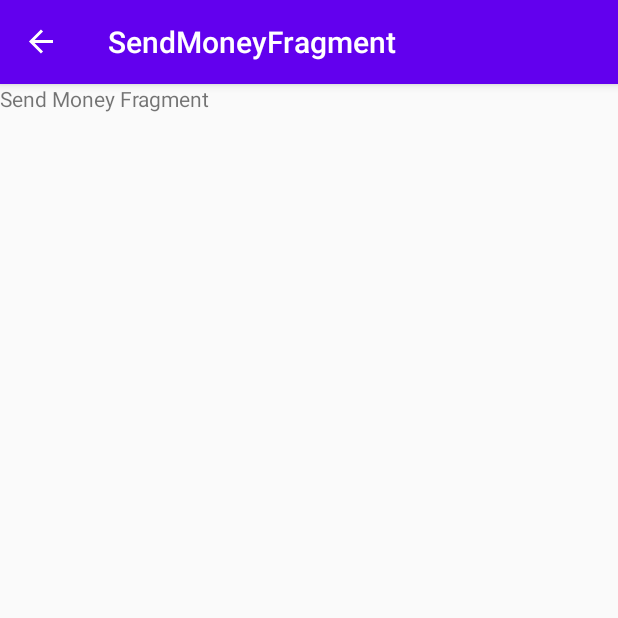
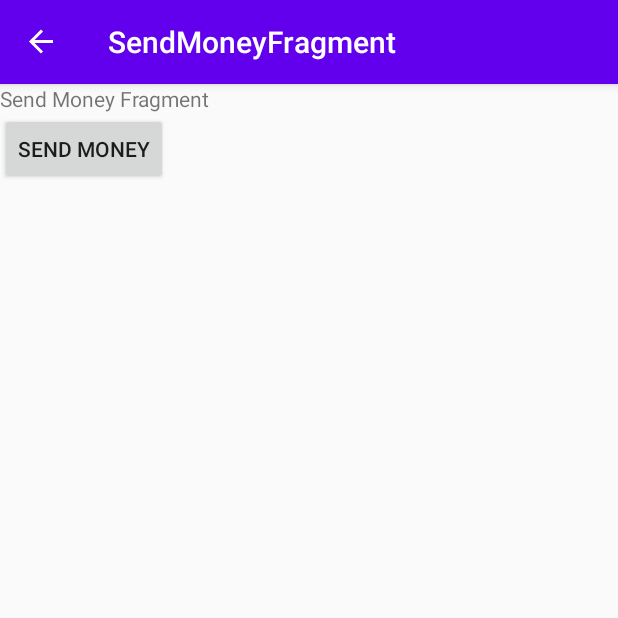
Before and after one commit to SaravanaMurale/MVVMRetrofit, an Android app: the SendMoneyFragment screen opened through its navigation route, on a phone screen of 412 x 824 dp, the top half of it. Run offline under Robolectric (Android 15) with nearby library versions, the phone set to English and light mode, and no system bars; our stand-ins replace navigation-ui.

Commit message:
Navigation Component Commit

```diff
--- a/app/build.gradle
+++ b/app/build.gradle
@@ -1,4 +1,5 @@
 apply plugin: 'com.android.application'
+apply plugin: 'androidx.navigation.safeargs'
 
 android {
         compileSdkVersion 30
--- a/app/src/main/AndroidManifest.xml
+++ b/app/src/main/AndroidManifest.xml
@@ -1,6 +1,10 @@
 <?xml version="1.0" encoding="utf-8"?>
 <manifest xmlns:android="http://schemas.android.com/apk/res/android"
     package="com.pojo.mvvmretrofit">
+
+    <uses-permission android:name="android.permission.ACCESS_WIFI_STATE" />
+    <uses-permission android:name="android.permission.CHANGE_WIFI_STATE" />
+    <uses-permission android:name="android.permission.INTERNET" />
 
     <application
         android:allowBackup="true"
@@ -21,9 +25,7 @@
             </intent-filter>
         </activity>
     </application>
-    <uses-permission android:name="android.permission.ACCESS_WIFI_STATE" />
-    <uses-permission android:name="android.permission.CHANGE_WIFI_STATE" />
 
-    <uses-permission android:name="android.permission.INTERNET" />
+
 
 </manifest>
--- a/app/src/main/java/com/pojo/mvvmretrofit/navigationcomponent/AmountFragment.java
+++ b/app/src/main/java/com/pojo/mvvmretrofit/navigationcomponent/AmountFragment.java
@@ -10,6 +10,7 @@ import android.widget.EditText;
 import androidx.annotation.NonNull;
 import androidx.annotation.Nullable;
 import androidx.fragment.app.Fragment;
+import androidx.navigation.Navigation;
 
 import com.pojo.mvvmretrofit.R;
 
@@ -26,6 +27,12 @@ public class AmountFragment extends Fragment {
         editamount=(EditText)view.findViewById(R.id.amount);
         btnAmount=(Button)view.findViewById(R.id.btnSubmitAmt);
 
+        btnAmount.setOnClickListener(new View.OnClickListener() {
+            @Override
+            public void onClick(View v) {
+                Navigation.findNavController(v).navigate(R.id.action_amountFragment_to_confirmationFragment);
+            }
+        });
 
         return view;
     }
--- a/app/src/main/java/com/pojo/mvvmretrofit/navigationcomponent/NameFragment.java
+++ b/app/src/main/java/com/pojo/mvvmretrofit/navigationcomponent/NameFragment.java
@@ -10,6 +10,7 @@ import android.widget.EditText;
 import androidx.annotation.NonNull;
 import androidx.annotation.Nullable;
 import androidx.fragment.app.Fragment;
+import androidx.navigation.Navigation;
 
 import com.pojo.mvvmretrofit.R;
 
@@ -27,6 +28,13 @@ public class NameFragment extends Fragment {
         editName=(EditText)view.findViewById(R.id.name);
         btnName=(Button)view.findViewById(R.id.btnSubmitName);
 
+        btnName.setOnClickListener(new View.OnClickListener() {
+            @Override
+            public void onClick(View v) {
+                Navigation.findNavController(v).navigate(R.id.action_nameFragment_to_amountFragment);
+            }
+        });
+
         return view;
     }
 }
--- a/app/src/main/java/com/pojo/mvvmretrofit/navigationcomponent/SendMoneyFragment.java
+++ b/app/src/main/java/com/pojo/mvvmretrofit/navigationcomponent/SendMoneyFragment.java
@@ -4,19 +4,36 @@ import android.os.Bundle;
 import android.view.LayoutInflater;
 import android.view.View;
 import android.view.ViewGroup;
+import android.widget.Button;
 
 import androidx.annotation.NonNull;
 import androidx.annotation.Nullable;
 import androidx.fragment.app.Fragment;
+import androidx.navigation.Navigation;
 
 import com.pojo.mvvmretrofit.R;
 
 public class SendMoneyFragment extends Fragment {
 
+    Button btnSendMoney;
+
 
     @Nullable
     @Override
     public View onCreateView(@NonNull LayoutInflater inflater, @Nullable ViewGroup container, @Nullable Bundle savedInstanceState) {
-        return inflater.inflate(R.layout.fragment_sendmoney, container, false);
+        View view= inflater.inflate(R.layout.fragment_sendmoney, container, false);
+
+        btnSendMoney=(Button)view.findViewById(R.id.btnSendMoney);
+
+        btnSendMoney.setOnClickListener(new View.OnClickListener() {
+            @Override
+            public void onClick(View v) {
+
+                Navigation.findNavController(v).navigate(R.id.action_sendMoneyFragment_to_nameFragment);
+
+            }
+        });
+
+        return view;
     }
 }
--- a/app/src/main/res/layout/fragment_sendmoney.xml
+++ b/app/src/main/res/layout/fragment_sendmoney.xml
@@ -1,8 +1,10 @@
 <?xml version="1.0" encoding="utf-8"?>
-<RelativeLayout
+<LinearLayout
     xmlns:android="http://schemas.android.com/apk/res/android"
     android:layout_width="match_parent"
-    android:layout_height="match_parent">
+    android:layout_height="wrap_content"
+    android:orientation="vertical"
+    >
 
 
     <TextView
@@ -11,4 +13,11 @@
         android:text="Send Money Fragment"
         />
 
-</RelativeLayout>
+    <Button
+        android:id="@+id/btnSendMoney"
+        android:layout_width="wrap_content"
+        android:layout_height="wrap_content"
+        android:text="Send Money"
+        />
+
+</LinearLayout>
--- a/app/src/main/res/navigation/nav_graph.xml
+++ b/app/src/main/res/navigation/nav_graph.xml
@@ -28,15 +28,42 @@
         android:name="com.pojo.mvvmretrofit.navigationcomponent.SendMoneyFragment"
         android:label="SendMoneyFragment" >
         <action
-            android:id="@+id/action_sendMoneyFragment_to_confirmationFragment"
-            app:destination="@id/confirmationFragment" />
+            android:id="@+id/action_sendMoneyFragment_to_nameFragment"
+            app:destination="@id/nameFragment" />
     </fragment>
     <fragment
         android:id="@+id/viewBalanceFragment"
         android:name="com.pojo.mvvmretrofit.navigationcomponent.ViewBalanceFragment"
         android:label="ViewBalanceFragment" />
     <fragment
+        android:id="@+id/nameFragment"
+        android:name="com.pojo.mvvmretrofit.navigationcomponent.NameFragment"
+        android:label="NameFragment" >
+        <action
+            android:id="@+id/action_nameFragment_to_amountFragment"
+            app:destination="@id/amountFragment" />
+
+    </fragment>
+    <fragment
+        android:id="@+id/amountFragment"
+        android:name="com.pojo.mvvmretrofit.navigationcomponent.AmountFragment"
+        android:label="AmountFragment" >
+        <action
+            android:id="@+id/action_amountFragment_to_confirmationFragment"
+            app:destination="@id/confirmationFragment" />
+        <argument
+            android:name="name"
+            app:argType="string" />
+    </fragment>
+    <fragment
         android:id="@+id/confirmationFragment"
         android:name="com.pojo.mvvmretrofit.navigationcomponent.ConfirmationFragment"
-        android:label="ConfirmationFragment" />
+        android:label="ConfirmationFragment" >
+        <argument
+            android:name="name"
+            app:argType="string" />
+        <argument
+            android:name="amount"
+            app:argType="integer" />
+    </fragment>
 </navigation>
--- a/build.gradle
+++ b/build.gradle
@@ -6,6 +6,8 @@ buildscript {
     }
     dependencies {
         classpath "com.android.tools.build:gradle:4.0.0"
+        def nav_version = "2.3.5"
+        classpath "androidx.navigation:navigation-safe-args-gradle-plugin:$nav_version"
 
         // NOTE: Do not place your application dependencies here; they belong
         // in the individual module build.gradle files
```
